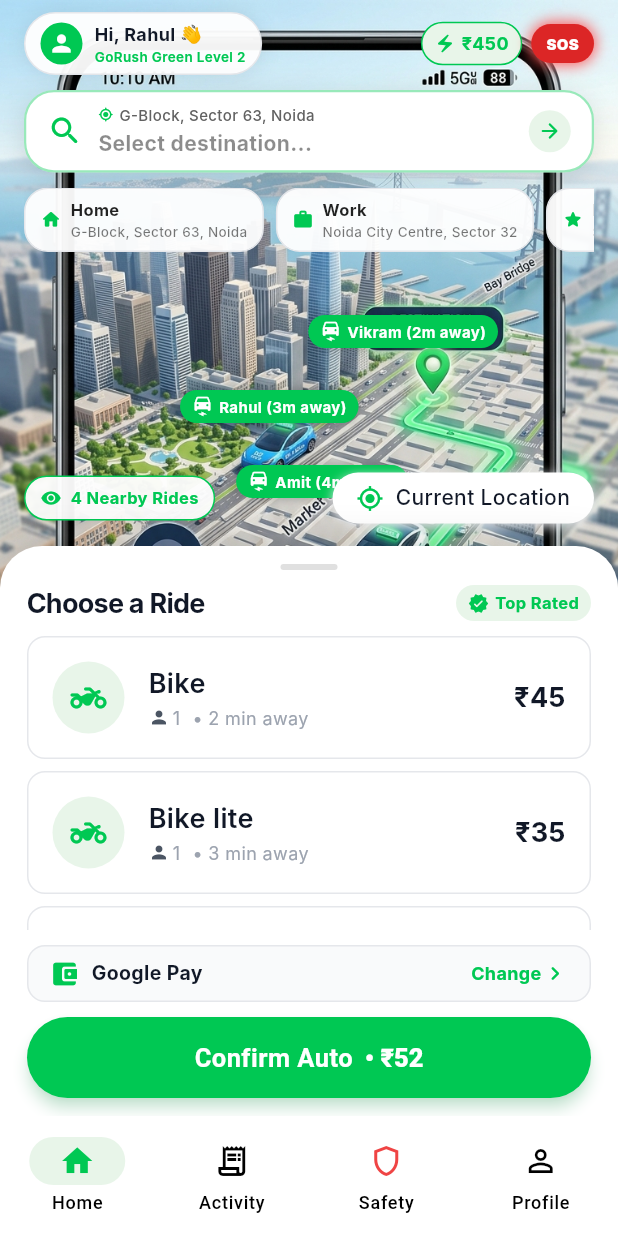
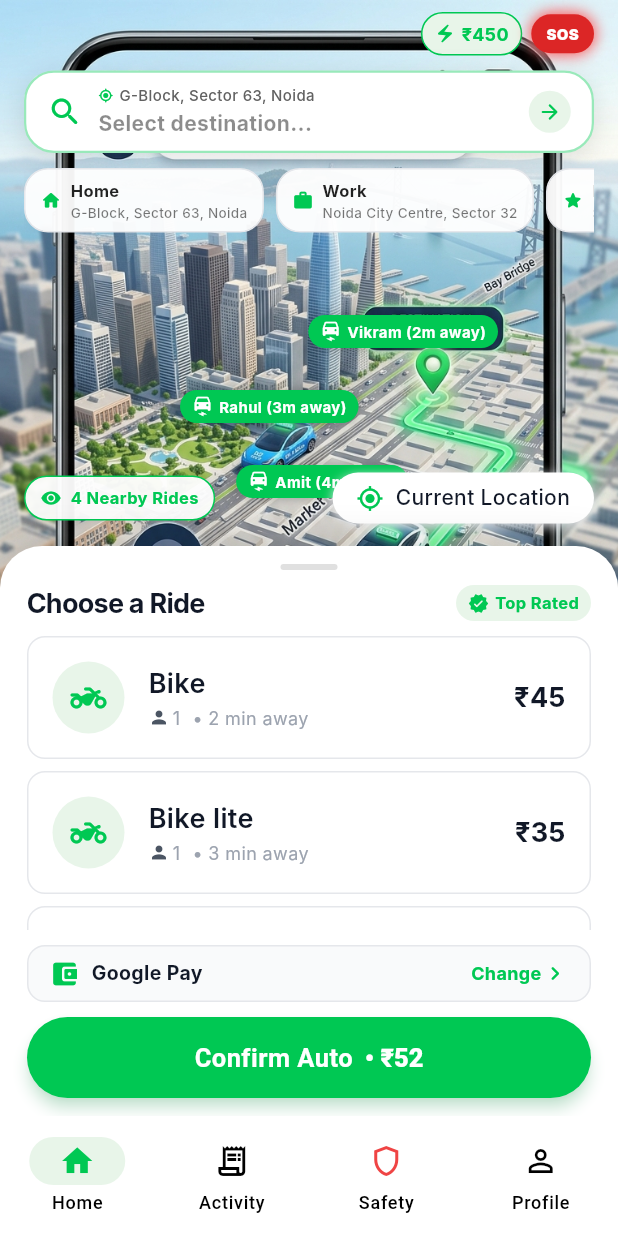
Before and after one commit to ZenvoraPvtLtd/Go-rush, a Flutter app: the HomeScreen screen opened by its route, on a phone screen of 412 x 824 dp. Run offline on Flutter 3.47's test engine with Material 3 defaults, Android fonts, the phone set to English and light mode, and no system bars; our stand-ins replace dio, flutter_secure_storage, geolocator, go_router, google_maps_flutter, rxdart; accounts and stored records are empty; Roboto replaces fonts that are missing (Inter).

Commit message:
fix: remove Hi Rahul profile greeting widget from homepage header

```diff
--- a/customer/frontend/lib/features/home/presentation/home_screen.dart
+++ b/customer/frontend/lib/features/home/presentation/home_screen.dart
@@ -544,52 +544,7 @@
                         Row(
                           mainAxisAlignment: MainAxisAlignment.spaceBetween,
                           children: [
-                            // Profile Avatar & Greeting
-                            Container(
-                              padding: const EdgeInsets.symmetric(horizontal: 10, vertical: 5),
-                              decoration: BoxDecoration(
-                                color: Colors.white.withValues(alpha: 0.95),
-                                borderRadius: BorderRadius.circular(30),
-                                border: Border.all(color: GoRushColors.border),
-                                boxShadow: [
-                                  BoxShadow(
-                                    color: Colors.black.withValues(alpha: 0.08),
-                                    blurRadius: 10,
-                                  ),
-                                ],
-                              ),
-                              child: Row(
-                                children: [
-                                  const CircleAvatar(
-                                    radius: 14,
-                                    backgroundColor: Color(0xFF00C853),
-                                    child: Icon(Icons.person, color: Colors.white, size: 18),
-                                  ),
-                                  const SizedBox(width: 8),
-                                  Column(
-                                    crossAxisAlignment: CrossAxisAlignment.start,
-                                    mainAxisSize: MainAxisSize.min,
-                                    children: [
-                                      Text(
-                                        'Hi, Rahul 👋',
-                                        style: GoRushTypography.title.copyWith(
-                                          fontSize: 12,
-                                          fontWeight: FontWeight.bold,
-                                        ),
-                                      ),
-                                      Text(
-                                        'GoRush Green Level 2',
-                                        style: GoRushTypography.caption.copyWith(
-                                          fontSize: 9,
-                                          color: const Color(0xFF00C853),
-                                          fontWeight: FontWeight.w600,
-                                        ),
-                                      ),
-                                    ],
-                                  ),
-                                ],
-                              ),
-                            ),
+                            const SizedBox.shrink(),
 
                             // Wallet + SOS
                             Row(
```
